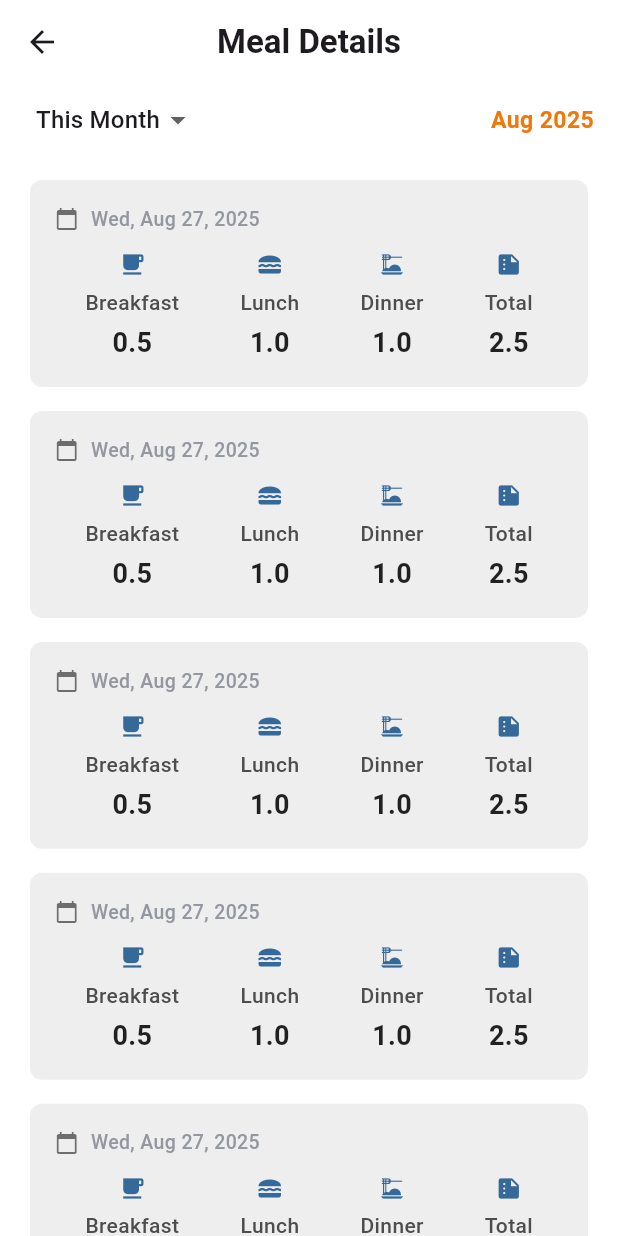
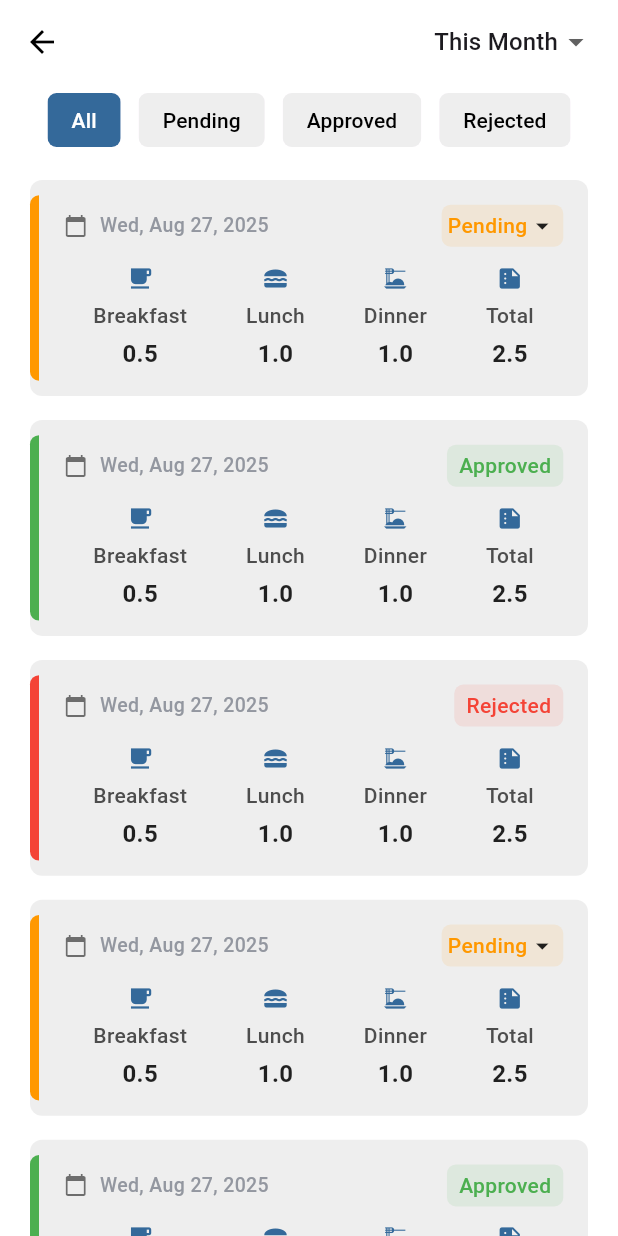
Before and after one commit to dev-rifat/meal-management-system, a Flutter app: the MealDetailsPage screen opened by its route, on a phone screen of 412 x 824 dp. Run offline on Flutter 3.47's test engine with Material 3 defaults, Android fonts, the phone set to English and light mode, and no system bars; our stand-ins replace dropdown_button2, equatable, fl_chart, flutter_bloc, flutter_screenutil, flutter_zoom_drawer and 4 more; missing offline and left inert: e_com_cub; Roboto replaces fonts that are missing (Montserrat).

Commit message:
add meal list

```diff
--- a/lib/core/widgets/custom_app_bar.dart
+++ b/lib/core/widgets/custom_app_bar.dart
@@ -35,6 +35,9 @@ class CustomAppBar extends StatelessWidget implements PreferredSizeWidget {
       centerTitle: centerTitle,
       actions: actions,
       leading: leading,
+      scrolledUnderElevation: 0, // Prevent color change on scroll
+      surfaceTintColor: Colors.transparent, // Disable Material 3 tint
+      iconTheme: IconThemeData(color: Colors.black),
       leadingWidth: leadingWidth,
       backgroundColor: backgroundColor ?? Theme.of(context).scaffoldBackgroundColor,
       elevation: elevation,
--- a/lib/features/deashboard/pages/meal_list.dart
+++ b/lib/features/deashboard/pages/meal_list.dart
@@ -15,9 +15,20 @@ class _MealDetailsPageState extends State<MealDetailsPage> {
   DateTime selectedDate = DateTime.now();
   String selectedFilter = "This Month";
 
+  // Horizontal filter selections
+  String selectedCategory = "All";
+  String selectedStatusFilter = "All";
+
   final double breakfast = 0.5;
   final double lunch = 1.0;
   final double dinner = 1.0;
+
+  List<String> statuses = [
+    "Pending", "Approved", "Rejected", "Pending", "Approved", "Rejected",
+    "Pending", "Approved", "Rejected", "Pending", "Approved", "Rejected"
+  ];
+
+  final List<String> statusFilters = ["All", "Pending", "Approved", "Rejected"];
 
   @override
   Widget build(BuildContext context) {
@@ -25,34 +36,29 @@ class _MealDetailsPageState extends State<MealDetailsPage> {
     final Size size = MediaQuery.of(context).size;
     final bool isSmallScreen = size.width < 360;
 
-    // Dynamic font and icon sizes
     final double fontSizeTitle = isSmallScreen ? 12 : 14;
-    final double fontSizeValue = isSmallScreen ? 14 : 18;
+    final double fontSizeValue = isSmallScreen ? 14 : 16;
     final double iconSize = isSmallScreen ? 22 : 18;
+
+    // Apply status filter
+    List<String> filteredStatuses = statuses.where((status) {
+      if (selectedStatusFilter == "All") return true;
+      return status == selectedStatusFilter;
+    }).toList();
 
     return Scaffold(
       backgroundColor: AppColor.backgroundColor,
       appBar: CustomAppBar(
-        title: "Meal Details",
+        title: "",
         backgroundColor: AppColor.backgroundColor,
         elevation: 0,
-        leading: IconButton(
-          icon: const Icon(Icons.arrow_back),
-          onPressed: () => Navigator.pop(context),
-        ),
-      ),
-      body: Column(
-        children: [
-          /// ✅ Filter Row
+
+        actions: [
+          /// ✅ Date Dropdown Filter
           Container(
-            width: double.infinity,
+            //width: double.infinity,
             color: Colors.white,
-            padding: const EdgeInsets.symmetric(horizontal: 16, vertical: 0),
-            child: Row(
-              mainAxisAlignment: MainAxisAlignment.spaceBetween,
-              children: [
-                Padding(
-                  padding: const EdgeInsets.symmetric(horizontal: 08.0),
+            padding: const EdgeInsets.symmetric(horizontal: 16, vertical: 8),
             child: DropdownButton<String>(
               value: selectedFilter,
               underline: const SizedBox(),
@@ -71,21 +77,55 @@ class _MealDetailsPageState extends State<MealDetailsPage> {
               },
             ),
           ),
-                Text(
-                  DateFormat('MMM yyyy').format(selectedDate),
-                  style: AppStyle.normalText.copyWith(
-                    color: AppColor.primaryOrange,
-                    fontWeight: FontWeight.w600,
+        ],
+        leading: IconButton(
+          icon: const Icon(Icons.arrow_back),
+          onPressed: () => Navigator.pop(context),
         ),
       ),
+      body: Column(
+        children: [
+
+
+          /// ✅ Horizontal Filter Bar (Category + Status)
+          Container(
+            color: Colors.white,
+            child: SingleChildScrollView(
+              scrollDirection: Axis.horizontal,
+              child: Row(
+                children: [
+                  ...statusFilters.map((status) => Padding(
+                    padding: const EdgeInsets.symmetric(horizontal: 6),
+                    child: ChoiceChip(
+                      showCheckmark: false,
+                      elevation: 0,
+                      side: BorderSide.none,
+                      shape: RoundedRectangleBorder(borderRadius: BorderRadius.circular(6)),
+
+                      label: Text(status),
+                      selected: selectedStatusFilter == status,
+                      onSelected: (_) {
+                        setState(() {
+                          selectedStatusFilter = status;
+                        });
+                      },
+                      selectedColor: AppColor.primaryColor,
+                      backgroundColor: Colors.grey.shade200,
+                      labelStyle: TextStyle(
+                        color: selectedStatusFilter == status ? Colors.white : Colors.black,
+                      ),
+                    ),
+                  )),
                 ],
               ),
             ),
+          ),
 
+          /// ✅ Filtered Meal Cards
           Expanded(
             child: ListView.builder(
-              itemCount: 12,
-              padding: const EdgeInsets.symmetric(horizontal: 20.0,vertical: 8),
+              itemCount: filteredStatuses.length,
+              padding: const EdgeInsets.symmetric(horizontal: 20.0, vertical: 8),
               itemBuilder: (context, index) => MealCard(
                 date: selectedDate,
                 size: size,
@@ -96,6 +136,12 @@ class _MealDetailsPageState extends State<MealDetailsPage> {
                 lunch: lunch,
                 dinner: dinner,
                 total: total,
+                status: filteredStatuses[index],
+                onStatusChange: (newStatus) {
+                  setState(() {
+                    statuses[index] = newStatus;
+                  });
+                },
               ),
             ),
           ),
@@ -104,7 +150,6 @@ class _MealDetailsPageState extends State<MealDetailsPage> {
     );
   }
 
-  /// ✅ Custom Date Picker
   Future<void> _pickDate(BuildContext context) async {
     final DateTime? picked = await showDatePicker(
       context: context,
@@ -120,13 +165,14 @@ class _MealDetailsPageState extends State<MealDetailsPage> {
   }
 }
 
-
-/// ✅ Widget for the meal card section
+/// ✅ Meal Card Widget
 class MealCard extends StatelessWidget {
   final DateTime date;
   final Size size;
   final double iconSize, fontSizeTitle, fontSizeValue;
   final double breakfast, lunch, dinner, total;
+  final String status;
+  final ValueChanged<String> onStatusChange;
 
   const MealCard({
     super.key,
@@ -139,7 +185,20 @@ class MealCard extends StatelessWidget {
     required this.lunch,
     required this.dinner,
     required this.total,
+    required this.status,
+    required this.onStatusChange,
   });
+
+  Color _getStatusColor(String status) {
+    switch (status) {
+      case "Approved":
+        return Colors.green;
+      case "Rejected":
+        return Colors.red;
+      default:
+        return Colors.orange;
+    }
+  }
 
   @override
   Widget build(BuildContext context) {
@@ -151,6 +210,21 @@ class MealCard extends StatelessWidget {
           color: Colors.grey.shade200,
           borderRadius: BorderRadius.circular(8),
         ),
+        child: Row(
+          children: [
+            Container(
+              width: 6,
+              height: size.height * 0.15,
+              decoration: BoxDecoration(
+                color: _getStatusColor(status),
+                borderRadius: const BorderRadius.only(
+                  topLeft: Radius.circular(8),
+                  bottomLeft: Radius.circular(8),
+                ),
+              ),
+            ),
+            Expanded(
+              child: Padding(
                 padding: EdgeInsets.symmetric(
                   vertical: size.height * 0.02,
                   horizontal: size.width * 0.04,
@@ -158,7 +232,9 @@ class MealCard extends StatelessWidget {
                 child: Column(
                   crossAxisAlignment: CrossAxisAlignment.start,
                   children: [
-            /// ✅ Date Row
+                    Row(
+                      mainAxisAlignment: MainAxisAlignment.spaceBetween,
+                      children: [
                         Row(
                           children: [
                             const Icon(Icons.calendar_today, color: Colors.black54, size: 16),
@@ -172,9 +248,52 @@ class MealCard extends StatelessWidget {
                             ),
                           ],
                         ),
+                        (status == "Pending")
+                            ? PopupMenuButton<String>(
+                          onSelected: onStatusChange,
+                          itemBuilder: (context) => [
+                            const PopupMenuItem(value: "Approved", child: Text("Approve")),
+                            const PopupMenuItem(value: "Rejected", child: Text("Reject")),
+                          ],
+                          child: Container(
+                            padding: const EdgeInsets.symmetric(horizontal: 4, vertical: 4),
+                            decoration: BoxDecoration(
+                              color: _getStatusColor(status).withOpacity(0.1),
+                              borderRadius: BorderRadius.circular(6),
+                            ),
+                            child: Row(
+                              children: [
+                                Text(
+                                  status,
+                                  style: AppStyle.normalText.copyWith(
+                                    color: _getStatusColor(status),
+                                    fontWeight: FontWeight.w500,
+                                    fontSize: fontSizeTitle,
+                                  ),
+                                ),
+                                const Icon(Icons.arrow_drop_down, size: 20),
+                              ],
+                            ),
+                          ),
+                        )
+                            : Container(
+                          padding: const EdgeInsets.symmetric(horizontal: 8, vertical: 4),
+                          decoration: BoxDecoration(
+                            color: _getStatusColor(status).withOpacity(0.1),
+                            borderRadius: BorderRadius.circular(6),
+                          ),
+                          child: Text(
+                            status,
+                            style: AppStyle.normalText.copyWith(
+                              color: _getStatusColor(status),
+                              fontWeight: FontWeight.w500,
+                              fontSize: fontSizeTitle,
+                            ),
+                          ),
+                        ),
+                      ],
+                    ),
                     const SizedBox(height: 12),
-
-            /// ✅ Meal Items Row
                     Row(
                       mainAxisAlignment: MainAxisAlignment.spaceAround,
                       children: [
@@ -191,12 +310,14 @@ class MealCard extends StatelessWidget {
                   ],
                 ),
               ),
+            ),
+          ],
+        ),
+      ),
     );
   }
 }
 
-
-/// ✅ Widget for individual meal items
 class MealItem extends StatelessWidget {
   final String title;
   final double value;
```
Lines whose indentation alone changed are shown as unchanged.
